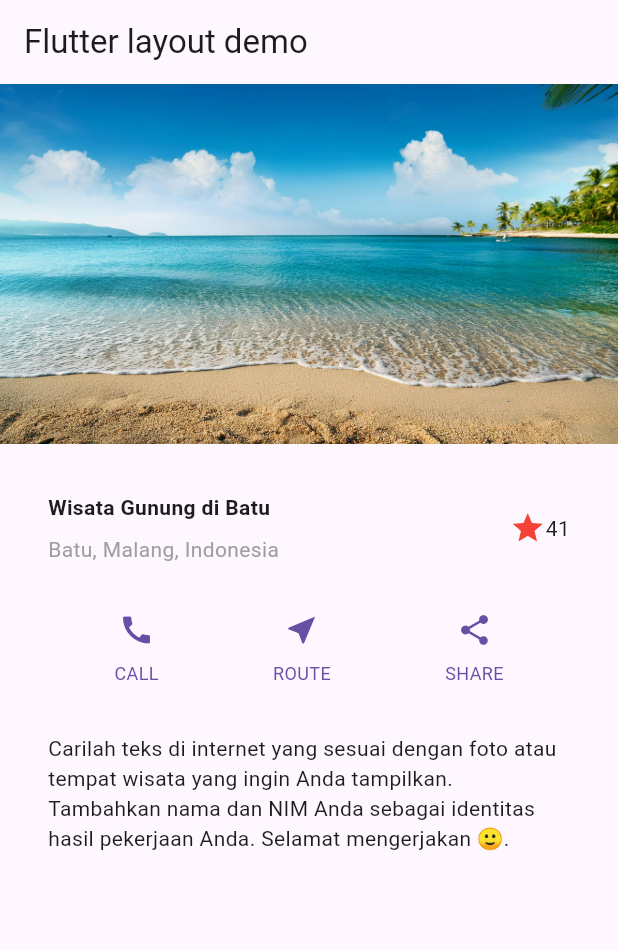
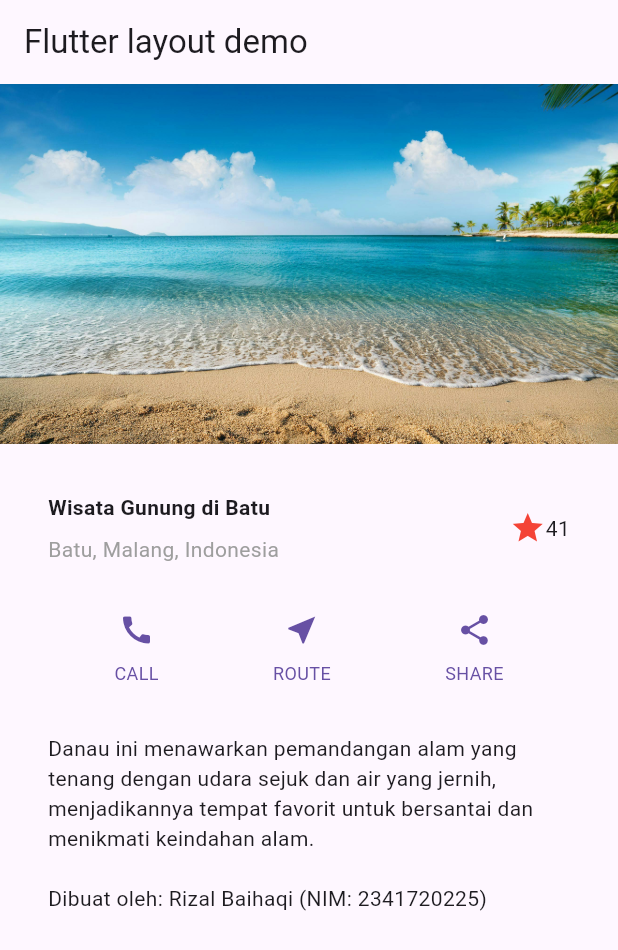
Before and after one commit to byhaqii/PEMR_MOBILE_2025, a Flutter app: the screen it shows after launch, on a phone screen of 412 x 824 dp. Shown: the top 950 px of the screen. Run offline on Flutter 3.47's test engine with Material 3 defaults, Android fonts, the phone set to English and light mode, and no system bars.

Commit message:
prak4fix

```diff
--- a/codelab-06/layout_flutter/flutter_application/lib/main.dart
+++ b/codelab-06/layout_flutter/flutter_application/lib/main.dart
@@ -54,12 +54,10 @@ class MyApp extends StatelessWidget {
 Widget textSection = Container(
   padding: const EdgeInsets.all(32),
   child: const Text(
-        'Carilah teks di internet yang sesuai '
-        'dengan foto atau tempat wisata yang ingin '
-        'Anda tampilkan. '
-        'Tambahkan nama dan NIM Anda sebagai '
-        'identitas hasil pekerjaan Anda. '
-        'Selamat mengerjakan 🙂.',
+    'Danau ini menawarkan pemandangan alam yang tenang '
+    'dengan udara sejuk dan air yang jernih, menjadikannya '
+    'tempat favorit untuk bersantai dan menikmati keindahan alam. '
+    '\n\nDibuat oleh: Rizal Baihaqi (NIM: 2341720225)',
     softWrap: true,
   ),
 );
```
Lines whose indentation alone changed are shown as unchanged.
